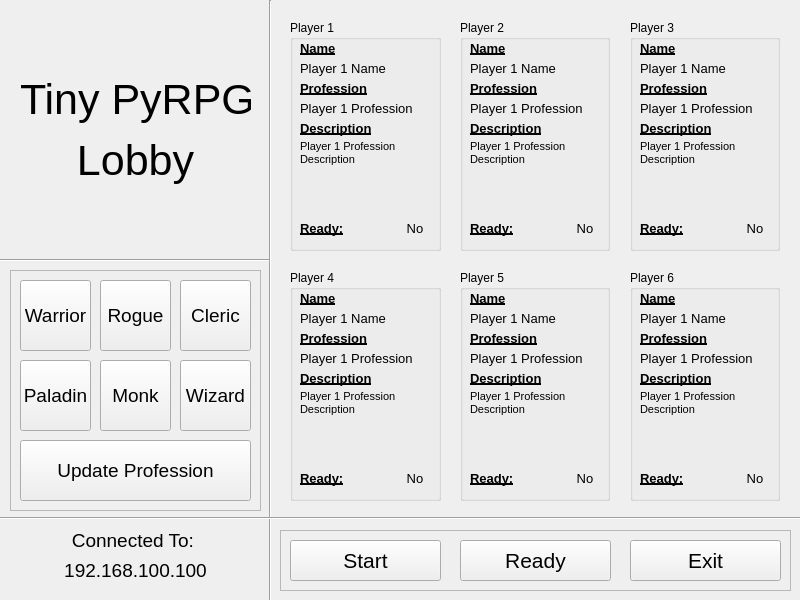
This is client/ui/lobby-menu.ui in forsytheda/tiny-pyrpg as Qt 5 draws it before an edit. The edited form follows.
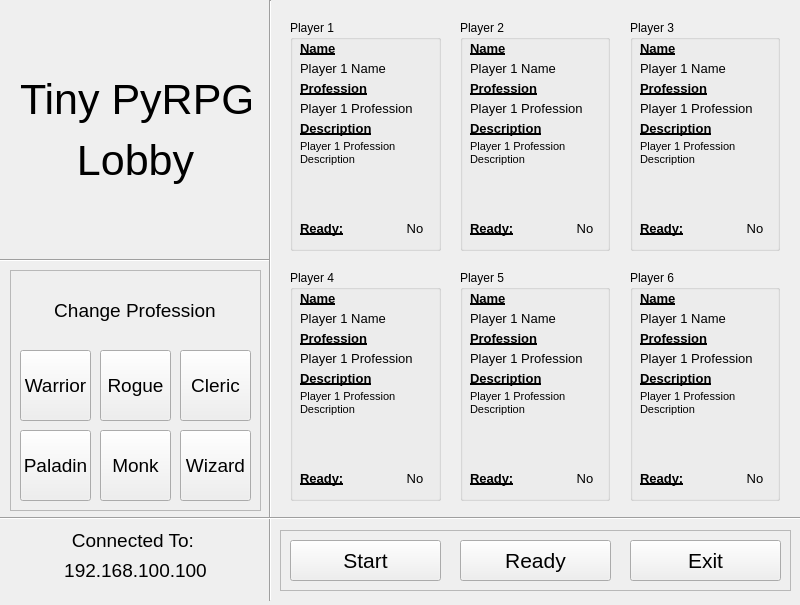
This is the edited form.

```diff
--- a/client/ui/lobby-menu.ui
+++ b/client/ui/lobby-menu.ui
@@ -7,7 +7,7 @@
     <x>0</x>
     <y>0</y>
     <width>800</width>
-    <height>600</height>
+    <height>605</height>
    </rect>
   </property>
   <property name="windowTitle">
@@ -1387,7 +1387,7 @@
      <property name="geometry">
       <rect>
        <x>90</x>
-       <y>10</y>
+       <y>80</y>
        <width>71</width>
        <height>71</height>
       </rect>
@@ -1417,7 +1417,7 @@
      <property name="geometry">
       <rect>
        <x>170</x>
-       <y>10</y>
+       <y>80</y>
        <width>71</width>
        <height>71</height>
       </rect>
@@ -1447,7 +1447,7 @@
      <property name="geometry">
       <rect>
        <x>170</x>
-       <y>90</y>
+       <y>160</y>
        <width>71</width>
        <height>71</height>
       </rect>
@@ -1477,7 +1477,7 @@
      <property name="geometry">
       <rect>
        <x>10</x>
-       <y>90</y>
+       <y>160</y>
        <width>71</width>
        <height>71</height>
       </rect>
@@ -1503,29 +1503,11 @@
       <string>Paladin</string>
      </property>
     </widget>
-    <widget class="QPushButton" name="btn_update_profession">
-     <property name="geometry">
-      <rect>
-       <x>10</x>
-       <y>170</y>
-       <width>231</width>
-       <height>61</height>
-      </rect>
-     </property>
-     <property name="font">
-      <font>
-       <pointsize>14</pointsize>
-      </font>
-     </property>
-     <property name="text">
-      <string>Update Profession</string>
-     </property>
-    </widget>
     <widget class="QPushButton" name="btn_select_monk">
      <property name="geometry">
       <rect>
        <x>90</x>
-       <y>90</y>
+       <y>160</y>
        <width>71</width>
        <height>71</height>
       </rect>
@@ -1555,7 +1537,7 @@
      <property name="geometry">
       <rect>
        <x>10</x>
-       <y>10</y>
+       <y>80</y>
        <width>71</width>
        <height>71</height>
       </rect>
@@ -1581,6 +1563,27 @@
       <string>Warrior</string>
      </property>
     </widget>
+    <widget class="QLabel" name="lbl_set_profession">
+     <property name="geometry">
+      <rect>
+       <x>10</x>
+       <y>10</y>
+       <width>230</width>
+       <height>60</height>
+      </rect>
+     </property>
+     <property name="font">
+      <font>
+       <pointsize>14</pointsize>
+      </font>
+     </property>
+     <property name="text">
+      <string>Change Profession</string>
+     </property>
+     <property name="alignment">
+      <set>Qt::AlignCenter</set>
+     </property>
+    </widget>
    </widget>
    <widget class="QFrame" name="frame_status_buttons">
     <property name="geometry">
```
Left out of the diff: 11 changed lines with no effect on the pictures.
